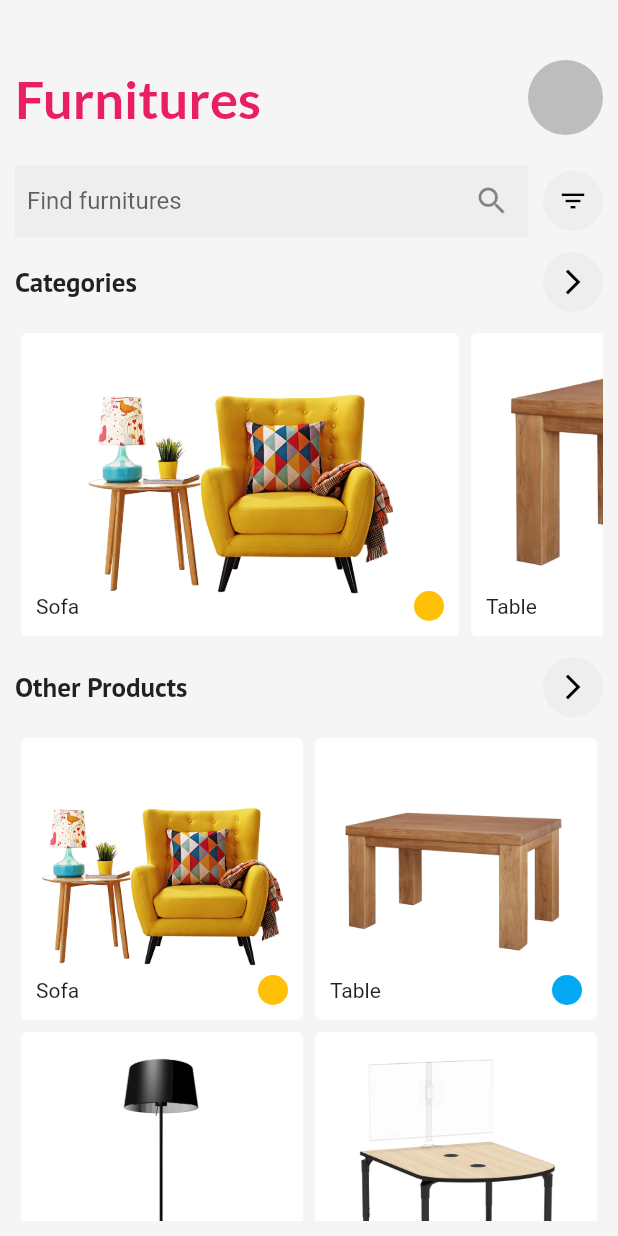
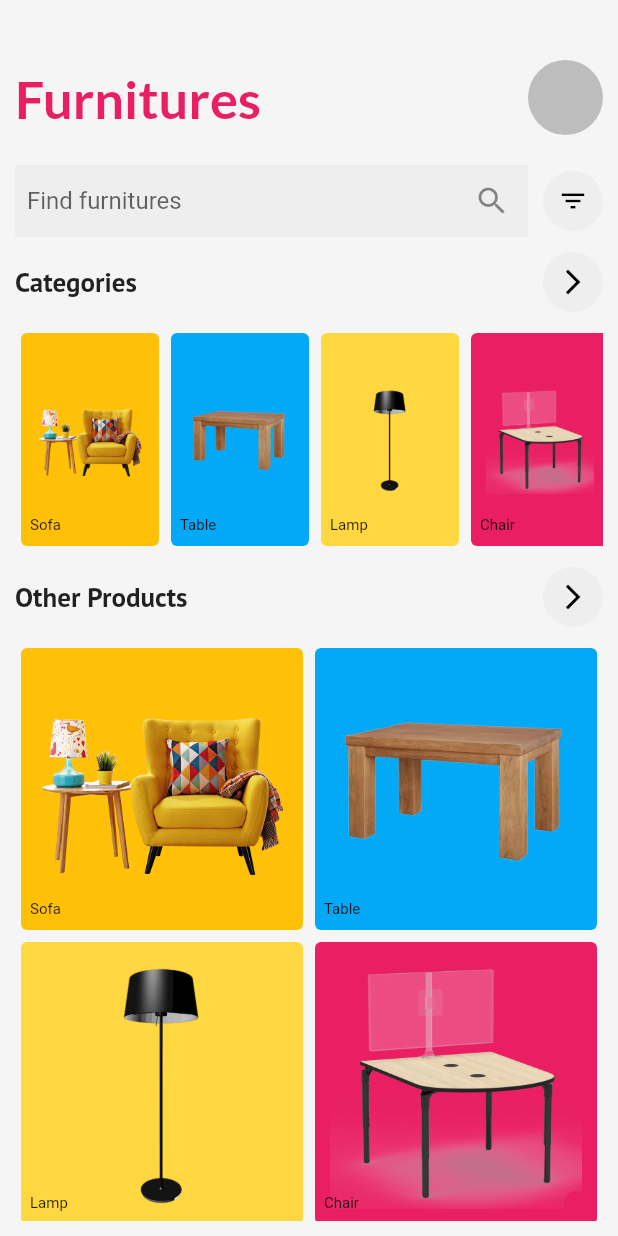
Before and after one commit to ishaileshmishra/flutter-ecommerce-app, a Flutter app: the screen it shows after launch, on a phone screen of 412 x 824 dp. Run offline on Flutter 3.47's test engine with Material 2 defaults, Android fonts, the phone set to English and light mode, and no system bars; our stand-ins replace flutter_rating_bar, google_fonts.

Commit message:
home page updated

```diff
--- a/lib/src/view/home_page.dart
+++ b/lib/src/view/home_page.dart
@@ -32,9 +32,9 @@ class _HomePageState extends State<HomePage> {
 
   Container buildCategoryListView() {
     return Container(
-      height: 210,
+      height: 150,
       width: double.infinity,
-      child: buildProductListView(),
+      child: renderProductCategories(),
     );
   }
 
@@ -121,7 +121,7 @@ class _HomePageState extends State<HomePage> {
     );
   }
 
-  ListView buildProductListView() {
+  ListView renderProductCategories() {
     return ListView.builder(
         padding: EdgeInsets.only(left: 0),
         itemCount: productList.length,
@@ -136,7 +136,7 @@ class _HomePageState extends State<HomePage> {
                             product: productList[index],
                           ))),
             },
-            child: Container(width: 300, child: buildCardGrid(index)),
+            child: Container(width: 100, child: buildCardGrid(index)),
           );
         });
   }
@@ -168,22 +168,29 @@ class _HomePageState extends State<HomePage> {
   Card buildCardGrid(int index) {
     return Card(
       elevation: 0,
+      color: productList[index].color,
       child: new GridTile(
         footer: Padding(
-            padding: EdgeInsets.all(10),
+            padding: EdgeInsets.all(6),
             child: Row(
               mainAxisAlignment: MainAxisAlignment.spaceBetween,
               children: [
-                Text(productList[index].title),
+                Text(
+                  productList[index].title,
+                  style: TextStyle(fontSize: 10),
+                ),
                 CircleAvatar(
                   backgroundColor: productList[index].color,
-                  radius: 10,
+                  radius: 8,
                 )
               ],
             )),
         child: Padding(
           padding: EdgeInsets.all(10),
-          child: Image.asset(productList[index].image),
+          child: Image.asset(
+            productList[index].image,
+            fit: BoxFit.contain,
+          ),
         ), //just for testing, will fill with image later
       ),
     );
```
Also changed, not shown: lib/src/view/payment_gateway.dart (+34 -29 lines).
